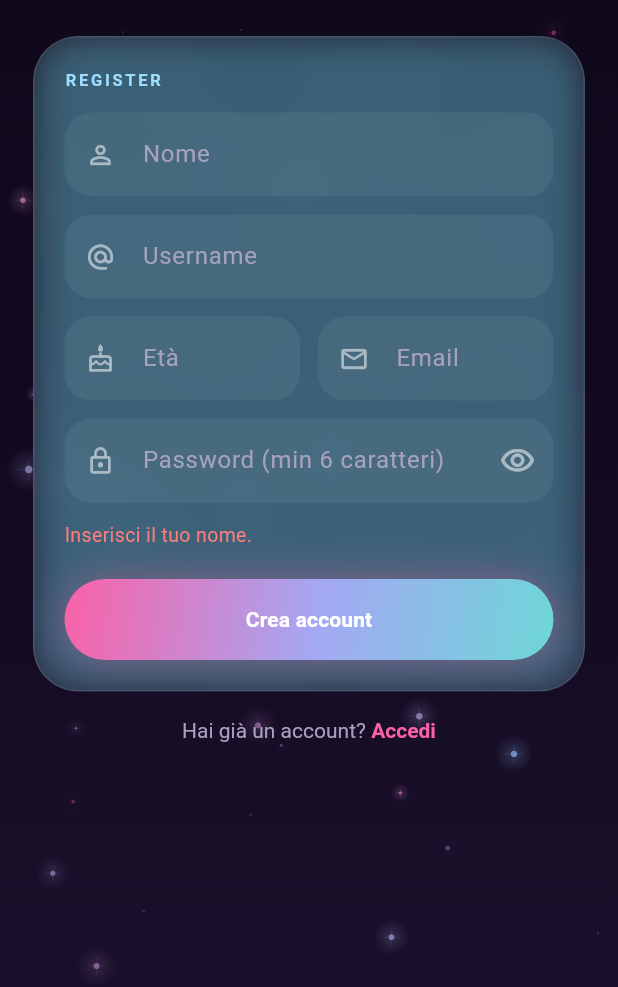
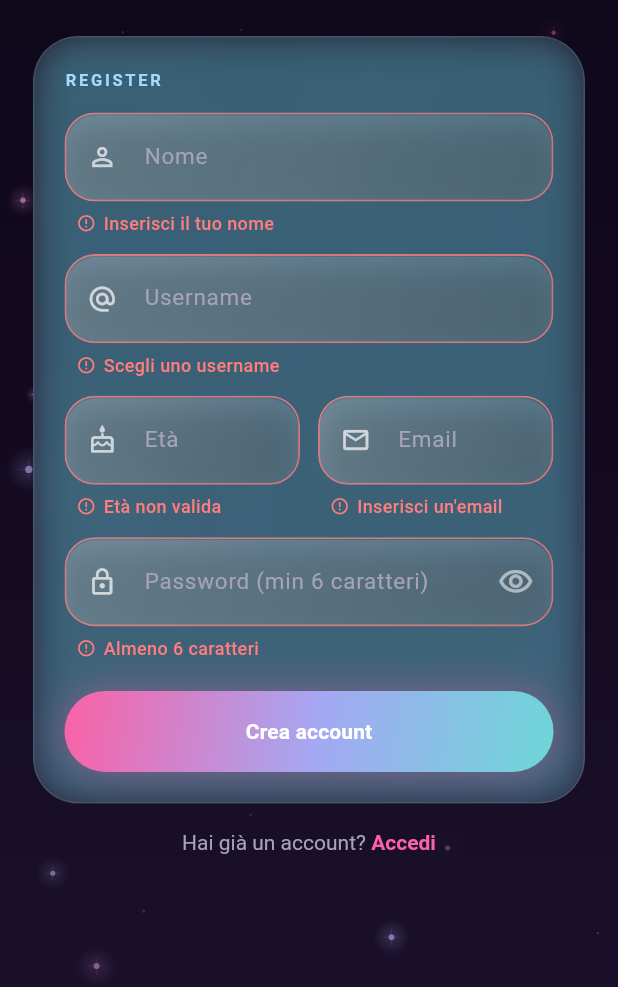
Before and after one commit to missionarteemis-cloud/Wevo, a Flutter app: the RegisterScreen screen opened directly, after a tap on "Crea account", on a phone screen of 412 x 824 dp, the part 249-1236 px from its top. Run offline on Flutter 3.47's test engine with Material 3 defaults, Android fonts, the phone set to English and light mode, and no system bars; our stand-ins replace cloud_firestore, cloud_functions, firebase_auth, firebase_core, firebase_storage, image_picker; missing offline and left inert: flame; accounts and stored records are empty; network calls fail; Roboto replaces fonts that are missing (Plus Jakarta Sans).

Commit message:
feat(auth): per-field validation errors + glassmorphism liquid fields
- validazione per-campo con messaggi chiari (incl. 'Inserisci un'email valida')
- errori backend (email/username gia in uso) mappati sul campo giusto
- campi register in vetro liquido (blur + gradient + bordo luminoso + highlight)
- rimosso codice morto (_RegisterBackgroundStars/_NeonStarsPainter)

Co-Authored-By: Claude Opus 4.8 <noreply@anthropic.com>

```diff
--- a/lib/screens/auth/register_screen.dart
+++ b/lib/screens/auth/register_screen.dart
@@ -1,7 +1,7 @@
-import 'dart:math' as math;
 import 'dart:ui';
 import 'package:flutter/material.dart';
 import '../../services/auth_service.dart';
+import '../../core/errors/error_codes.dart';
 import '../../theme.dart';
 import '../../widgets/neon_stars_background.dart';
 import '../onboarding/complete_profile_screen.dart';
@@ -22,23 +22,25 @@ class _RegisterScreenState extends State<RegisterScreen> {
   bool _loading = false;
   bool _obscure = true;
   String? _error;
+  Map<String, String> _fieldErrors = {};
 
   Future<void> _register() async {
-    final validation = AuthService.validateRegistration(
+    final fieldErrors = AuthService.validateRegistrationFields(
       name: _nameCtrl.text,
       username: _usernameCtrl.text,
       ageText: _ageCtrl.text,
       email: _emailCtrl.text,
       password: _passCtrl.text,
     );
-    if (validation != null) {
-      setState(() => _error = validation.message);
+    if (fieldErrors.isNotEmpty) {
+      setState(() { _fieldErrors = fieldErrors; _error = null; });
       return;
     }
 
     setState(() {
       _loading = true;
       _error = null;
+      _fieldErrors = {};
     });
 
     final error = await AuthService.register(
@@ -52,8 +54,15 @@ class _RegisterScreenState extends State<RegisterScreen> {
     if (!mounted) return;
     if (error != null) {
       setState(() {
+        _loading = false;
+        // Mappa gli errori backend noti sul campo giusto.
+        if (error.code == WevoErrorCode.authEmailAlreadyInUse) {
+          _fieldErrors = {'email': 'Email già in uso'};
+        } else if (error.code == WevoErrorCode.authUsernameAlreadyInUse) {
+          _fieldErrors = {'username': 'Username già in uso'};
+        } else {
           _error = error.message;
-        _loading = false;
+        }
       });
     } else {
       Navigator.pushAndRemoveUntil(
@@ -110,11 +119,12 @@ class _RegisterScreenState extends State<RegisterScreen> {
                         children: [
                           const _CardEyebrow('register'),
                           const SizedBox(height: 14),
-                          _Field(controller: _nameCtrl, hint: 'Nome', icon: Icons.person_outline),
+                          _Field(controller: _nameCtrl, hint: 'Nome', icon: Icons.person_outline, error: _fieldErrors['name']),
                           const SizedBox(height: 12),
-                          _Field(controller: _usernameCtrl, hint: 'Username', icon: Icons.alternate_email),
+                          _Field(controller: _usernameCtrl, hint: 'Username', icon: Icons.alternate_email, error: _fieldErrors['username']),
                           const SizedBox(height: 12),
                           Row(
+                            crossAxisAlignment: CrossAxisAlignment.start,
                             children: [
                               Expanded(
                                 child: _Field(
@@ -122,6 +132,7 @@ class _RegisterScreenState extends State<RegisterScreen> {
                                   hint: 'Età',
                                   icon: Icons.cake_outlined,
                                   keyboardType: TextInputType.number,
+                                  error: _fieldErrors['age'],
                                 ),
                               ),
                               const SizedBox(width: 12),
@@ -131,6 +142,7 @@ class _RegisterScreenState extends State<RegisterScreen> {
                                   hint: 'Email',
                                   icon: Icons.email_outlined,
                                   keyboardType: TextInputType.emailAddress,
+                                  error: _fieldErrors['email'],
                                 ),
                               ),
                             ],
@@ -141,6 +153,7 @@ class _RegisterScreenState extends State<RegisterScreen> {
                             hint: 'Password (min 6 caratteri)',
                             icon: Icons.lock_outline,
                             obscure: _obscure,
+                            error: _fieldErrors['password'],
                             suffixIcon: IconButton(
                               icon: Icon(
                                 _obscure ? Icons.visibility_outlined : Icons.visibility_off_outlined,
@@ -190,78 +203,6 @@ class _RegisterScreenState extends State<RegisterScreen> {
     );
   }
 }
-
-class _RegisterBackgroundStars extends StatelessWidget {
-  const _RegisterBackgroundStars();
-
-  @override
-  Widget build(BuildContext context) {
-    return IgnorePointer(
-      child: SizedBox(
-        width: MediaQuery.of(context).size.width,
-        height: MediaQuery.of(context).size.height,
-        child: CustomPaint(
-          painter: _NeonStarsPainter(
-            baseColor: const Color(0x668EC5FF),
-            starCount: 70,
-          ),
-        ),
-      ),
-    );
-  }
-}
-
-class _NeonStarsPainter extends CustomPainter {
-  final Color baseColor;
-  final int starCount;
-
-  const _NeonStarsPainter({
-    required this.baseColor,
-    required this.starCount,
-  });
-
-  @override
-  void paint(Canvas canvas, Size size) {
-    final rng = math.Random(42);
-    for (var i = 0; i < starCount; i++) {
-      final x = rng.nextDouble() * size.width;
-      final y = rng.nextDouble() * size.height;
-      final radius = (0.6 + rng.nextDouble() * 1.4);
-      final opacity = 0.15 + rng.nextDouble() * 0.30;
-      final hueShift = rng.nextDouble() * 0.025;
-
-      final starColor = Color.lerp(
-        const Color(0x668EC5FF),
-        i.isEven ? const Color(0x55FF5FA2) : const Color(0x448EC5FF),
-        hueShift,
-      )!.withOpacity(opacity);
-
-      // outer glow
-      final glowPaint = Paint()
-        ..shader = RadialGradient(
-          colors: [starColor.withOpacity(0.15), Colors.transparent],
-        ).createShader(Rect.fromCircle(center: Offset(x, y), radius: radius * 4));
-      canvas.drawCircle(Offset(x, y), radius * 4, glowPaint);
-
-      // sharp center
-      final corePaint = Paint()..color = starColor.withOpacity(opacity + 0.2);
-      canvas.drawCircle(Offset(x, y), radius, corePaint);
-
-      // cross spike
-      if (radius > 1.2) {
-        final spikePaint = Paint()
-          ..color = starColor.withOpacity(opacity * 0.5)
-          ..strokeWidth = 0.4;
-        canvas.drawLine(Offset(x - radius * 2.5, y), Offset(x + radius * 2.5, y), spikePaint);
-        canvas.drawLine(Offset(x, y - radius * 2.5), Offset(x, y + radius * 2.5), spikePaint);
-      }
-    }
-  }
-
-  @override
-  bool shouldRepaint(_NeonStarsPainter old) => false;
-}
-
 
 class _RegisterGlassCard extends StatelessWidget {
   final Widget child;
@@ -313,6 +254,7 @@ class _Field extends StatelessWidget {
   final bool obscure;
   final Widget? suffixIcon;
   final TextInputType? keyboardType;
+  final String? error;
 
   const _Field({
     required this.controller,
@@ -321,31 +263,79 @@ class _Field extends StatelessWidget {
     this.obscure = false,
     this.suffixIcon,
     this.keyboardType,
+    this.error,
   });
 
   @override
   Widget build(BuildContext context) {
-    return TextField(
+    final hasError = error != null;
+    return Column(
+      crossAxisAlignment: CrossAxisAlignment.start,
+      children: [
+        // ── Campo in vetro liquido (glassmorphism) ──
+        ClipRRect(
+          borderRadius: BorderRadius.circular(20),
+          child: BackdropFilter(
+            filter: ImageFilter.blur(sigmaX: 16, sigmaY: 16),
+            child: Container(
+              decoration: BoxDecoration(
+                borderRadius: BorderRadius.circular(20),
+                gradient: LinearGradient(
+                  begin: Alignment.topLeft,
+                  end: Alignment.bottomRight,
+                  colors: [
+                    Colors.white.withOpacity(0.18),
+                    Colors.white.withOpacity(0.05),
+                  ],
+                ),
+                border: Border.all(
+                  color: hasError
+                      ? WevoColors.coral.withOpacity(0.75)
+                      : Colors.white.withOpacity(0.20),
+                  width: 1.2,
+                ),
+                boxShadow: [
+                  // specular highlight (riflesso "liquid")
+                  BoxShadow(color: Colors.white.withOpacity(0.10), spreadRadius: -1, offset: const Offset(0, 1)),
+                  BoxShadow(color: Colors.black.withOpacity(0.18), blurRadius: 16, offset: const Offset(0, 8)),
+                ],
+              ),
+              child: TextField(
                 controller: controller,
                 obscureText: obscure,
                 keyboardType: keyboardType,
-      style: const TextStyle(color: Colors.white),
+                cursorColor: WevoColors.cyan,
+                style: const TextStyle(color: Colors.white, fontSize: 15),
                 decoration: InputDecoration(
                   hintText: hint,
                   hintStyle: const TextStyle(color: WevoColors.textMuted),
-        prefixIcon: Icon(icon, color: Colors.white54, size: 20),
+                  prefixIcon: Icon(icon, color: Colors.white70, size: 20),
                   suffixIcon: suffixIcon,
-        filled: true,
-        fillColor: Colors.white.withOpacity(0.06),
-        border: OutlineInputBorder(
-          borderRadius: BorderRadius.circular(18),
-          borderSide: BorderSide.none,
-        ),
-        focusedBorder: OutlineInputBorder(
-          borderRadius: BorderRadius.circular(18),
-          borderSide: const BorderSide(color: WevoColors.cyan, width: 1.4),
+                  filled: false,
+                  border: InputBorder.none,
+                  contentPadding: const EdgeInsets.symmetric(horizontal: 10, vertical: 17),
                 ),
               ),
+            ),
+          ),
+        ),
+        if (hasError)
+          Padding(
+            padding: const EdgeInsets.only(top: 6, left: 8),
+            child: Row(
+              children: [
+                const Icon(Icons.error_outline, color: WevoColors.coral, size: 13),
+                const SizedBox(width: 5),
+                Expanded(
+                  child: Text(
+                    error!,
+                    style: const TextStyle(color: WevoColors.coral, fontSize: 12, fontWeight: FontWeight.w500),
+                  ),
+                ),
+              ],
+            ),
+          ),
+      ],
     );
   }
 }
--- a/lib/services/auth_service.dart
+++ b/lib/services/auth_service.dart
@@ -160,6 +160,44 @@ class AuthService {
     return null;
   }
 
+  /// Validazione per-campo: ritorna { campo: messaggio } per ogni errore.
+  /// Vuoto = tutto valido. Campi: name, username, age, email, password.
+  static Map<String, String> validateRegistrationFields({
+    required String name,
+    required String username,
+    required String ageText,
+    required String email,
+    required String password,
+  }) {
+    final errors = <String, String>{};
+    if (name.trim().isEmpty) errors['name'] = 'Inserisci il tuo nome';
+
+    if (username.trim().isEmpty) {
+      errors['username'] = 'Scegli uno username';
+    } else if (_normalizeUsername(username).length < 3) {
+      errors['username'] = 'Almeno 3 caratteri';
+    }
+
+    final age = int.tryParse(ageText.trim());
+    if (age == null) {
+      errors['age'] = 'Età non valida';
+    } else if (age < 18) {
+      errors['age'] = 'Devi avere almeno 18 anni';
+    } else if (age > 120) {
+      errors['age'] = 'Età non valida';
+    }
+
+    final em = email.trim();
+    if (em.isEmpty) {
+      errors['email'] = "Inserisci un'email";
+    } else if (!RegExp(r'^[\w.\-+]+@[\w\-]+\.[\w\-.]+$').hasMatch(em)) {
+      errors['email'] = "Inserisci un'email valida";
+    }
+
+    if (password.length < 6) errors['password'] = 'Almeno 6 caratteri';
+    return errors;
+  }
+
   static String _normalizeUsername(String input) =>
       input.trim().toLowerCase().replaceAll(' ', '_');
 
```
Lines whose indentation alone changed are shown as unchanged.
